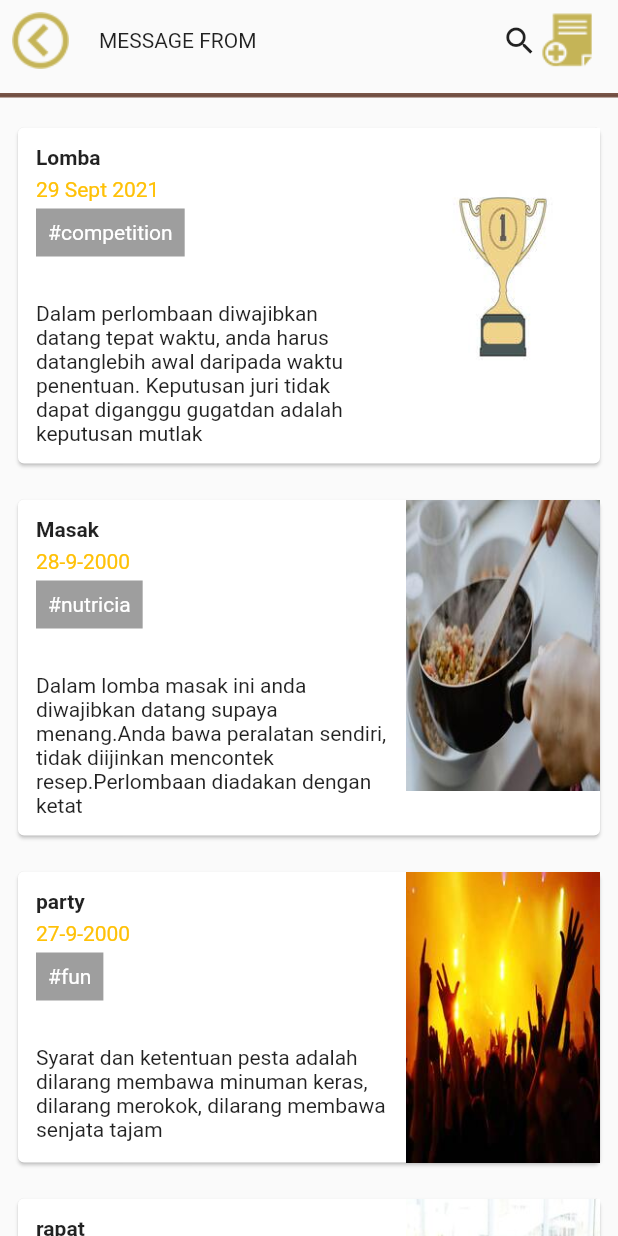
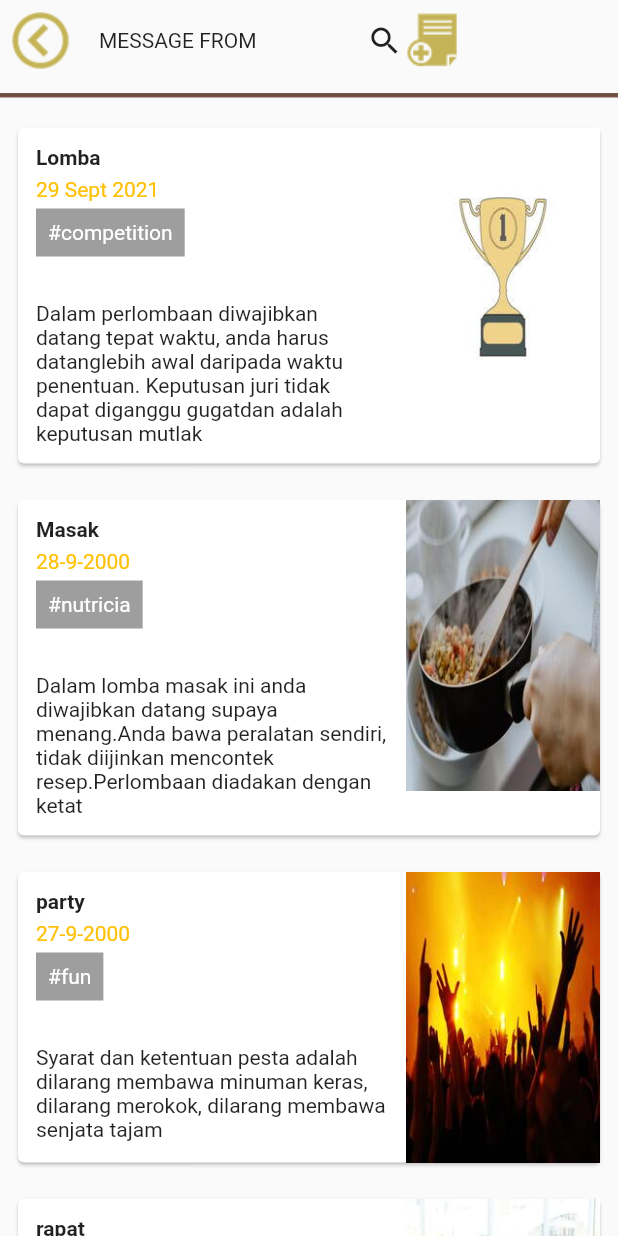
Before and after one commit to MatthewADIAN/first_test_suitmedia, a Flutter app: the EventScreen screen opened directly with empty values, on a phone screen of 412 x 824 dp. Run offline on Flutter 3.47's test engine with Material 2 defaults, Android fonts, the phone set to English and light mode, and no system bars.

Commit message:
Update event_screen.dart

```diff
--- a/lib/event_screen.dart
+++ b/lib/event_screen.dart
@@ -19,7 +19,6 @@ class EventScreen extends StatelessWidget {
               children: <Widget>[
                 Padding(
                   padding: const EdgeInsets.all(8.0),
-                  child: Container(
                   child: Row(
                     children: <Widget>[
                       InkWell(
@@ -35,7 +34,7 @@ class EventScreen extends StatelessWidget {
                       ),
                       Text('MESSAGE FROM $namaEvent'),
                       SizedBox(
-                          width: 160.0,
+                        width: 70.0,
                       ),
                       Icon(Icons.search),
                       InkWell(
@@ -50,7 +49,6 @@ class EventScreen extends StatelessWidget {
                         child: Image.asset('images/btn_newMediaArticle_normal.png'),
                       ),
                     ],
-                    ),
                   ),
                 ),
                 Padding(
```
Lines whose indentation alone changed are shown as unchanged.
